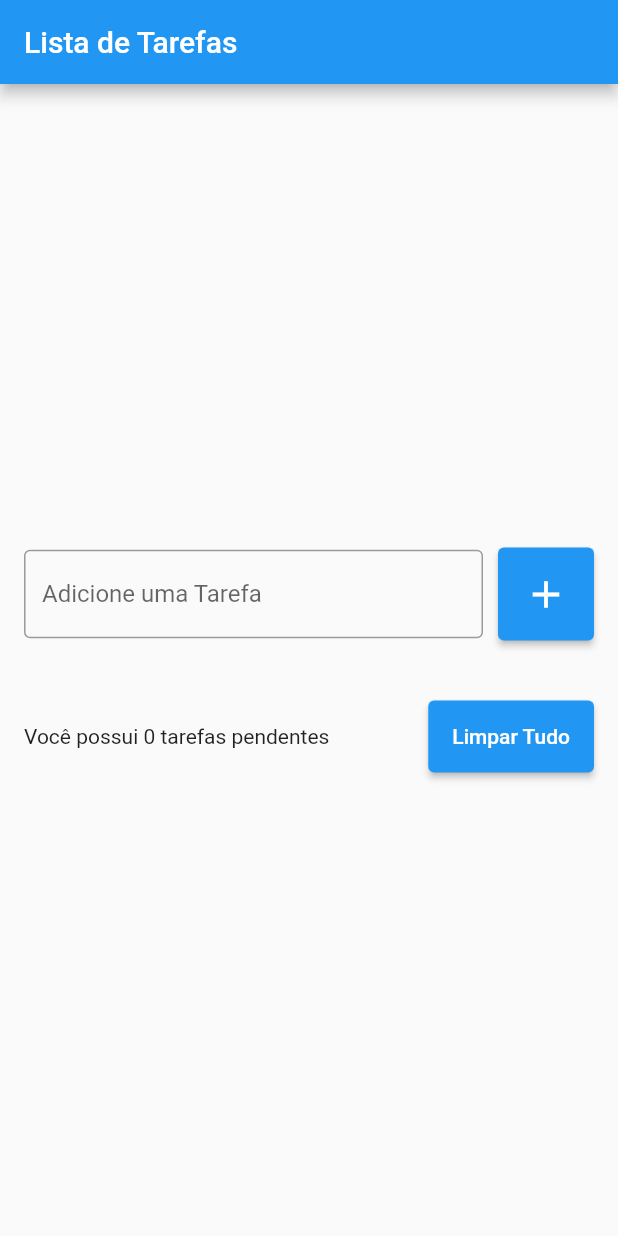
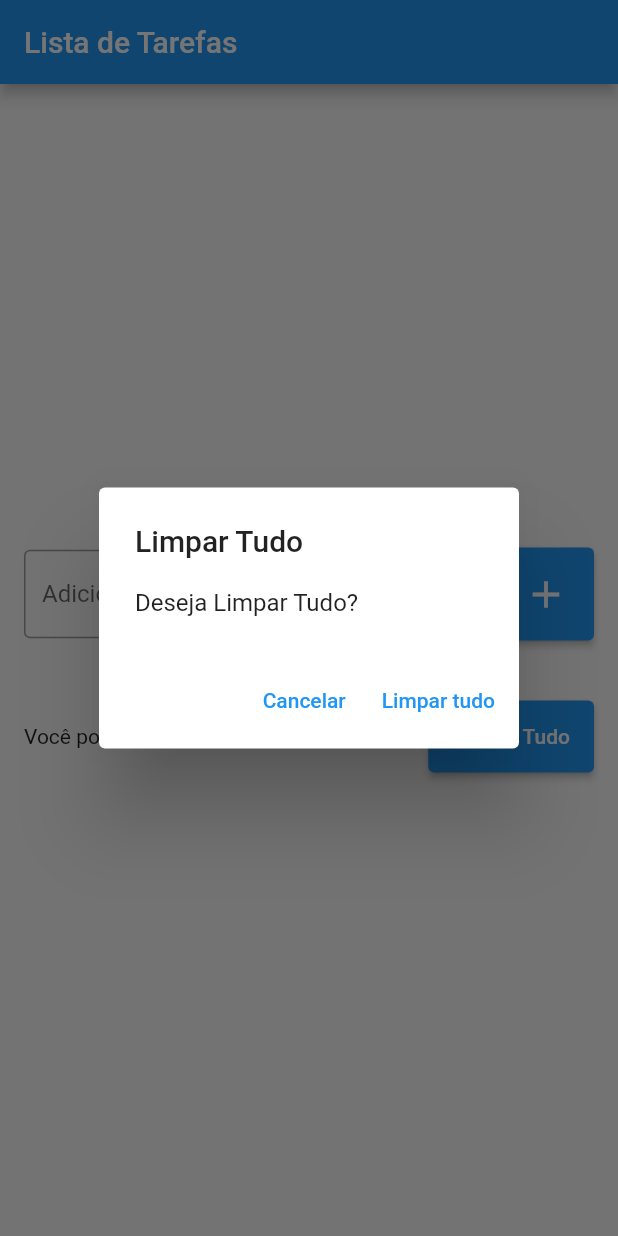
Before and after one commit to GilsonAndre/todo_list_edited, a Flutter app: the screen it shows after launch, after a tap on "Limpar Tudo", on a phone screen of 412 x 824 dp. Run offline on Flutter 3.47's test engine with Material 2 defaults, Android fonts, the light colour scheme and no system bars; our stand-ins replace flutter_slidable.

Commit message:
Função do botão limpar tudo com alertDialog criado

```diff
--- a/lib/pages/todo_list_page.dart
+++ b/lib/pages/todo_list_page.dart
@@ -91,9 +91,7 @@ class _TodoListPageState extends State<TodoListPage> {
                       //Botão responsavel por apagar tudo
                       ElevatedButton(
                         onPressed: (){
-                          setState(() {
-                            todos.clear();
-                          });
+                         showDeletedAllTodo();
                         },
                          style: ElevatedButton.styleFrom(
                           padding: const EdgeInsets.all(16.0)
@@ -116,8 +114,10 @@ class _TodoListPageState extends State<TodoListPage> {
     setState(() {
       todos.remove(todo);
     });
+
     ScaffoldMessenger.of(context).showSnackBar(
-      SnackBar(content: Text('A tarefa ${todo.title} foi deletada'),
+      SnackBar(content:
+      Text('A tarefa ${todo.title} foi deletada'),
         action: SnackBarAction(
           label: 'Desfazer',
           onPressed:(){
@@ -129,4 +129,34 @@ class _TodoListPageState extends State<TodoListPage> {
       ),
     );
   }
+  void showDeletedAllTodo(){
+    showDialog(
+      context: context,
+      builder: (context) {
+        return AlertDialog(
+          title: const Text('Limpar Tudo'),
+          content: const Text('Deseja Limpar Tudo?'),
+          actions: [
+            TextButton(
+              onPressed: (){
+                setState(() {
+                  Navigator.of(context).pop();
+                });
+              },
+              child: const Text('Cancelar')
+            ),
+            TextButton(
+              onPressed: (){
+                setState(() {
+                  Navigator.of(context).pop();
+                  todos.clear();
+                });
+              },
+              child: const Text('Limpar tudo')
+            ),
+          ],
+        );
+      },
+    );
+  }
 }
```
Also changed, not shown: lib/main.dart (+8 -0 lines).
